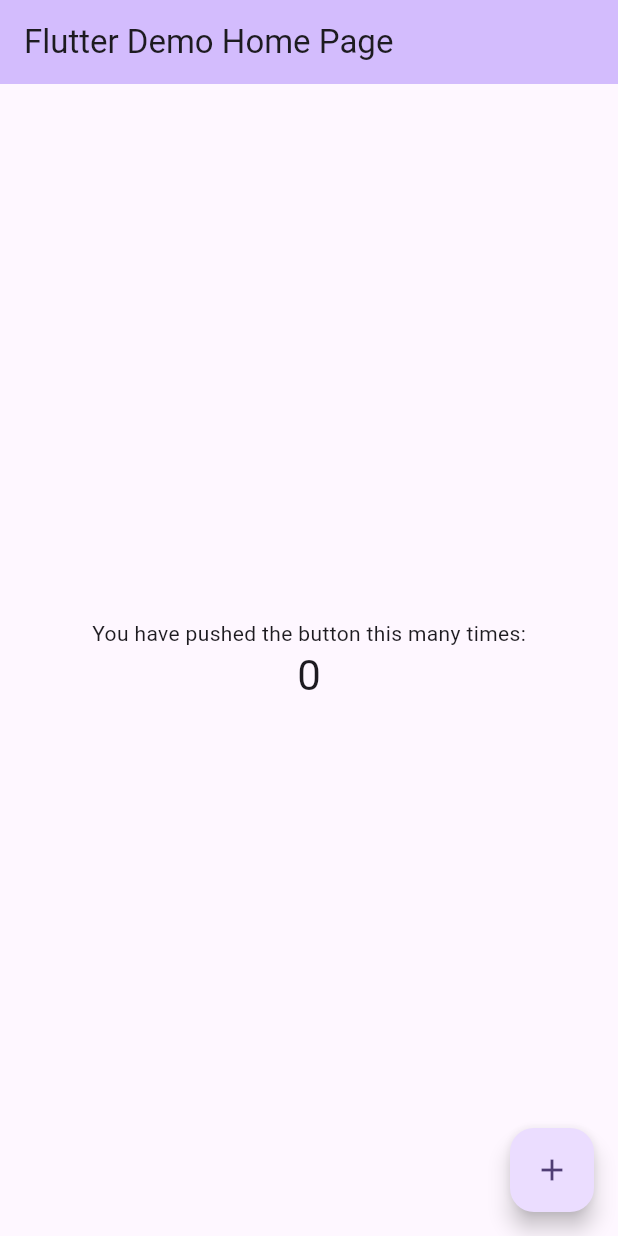
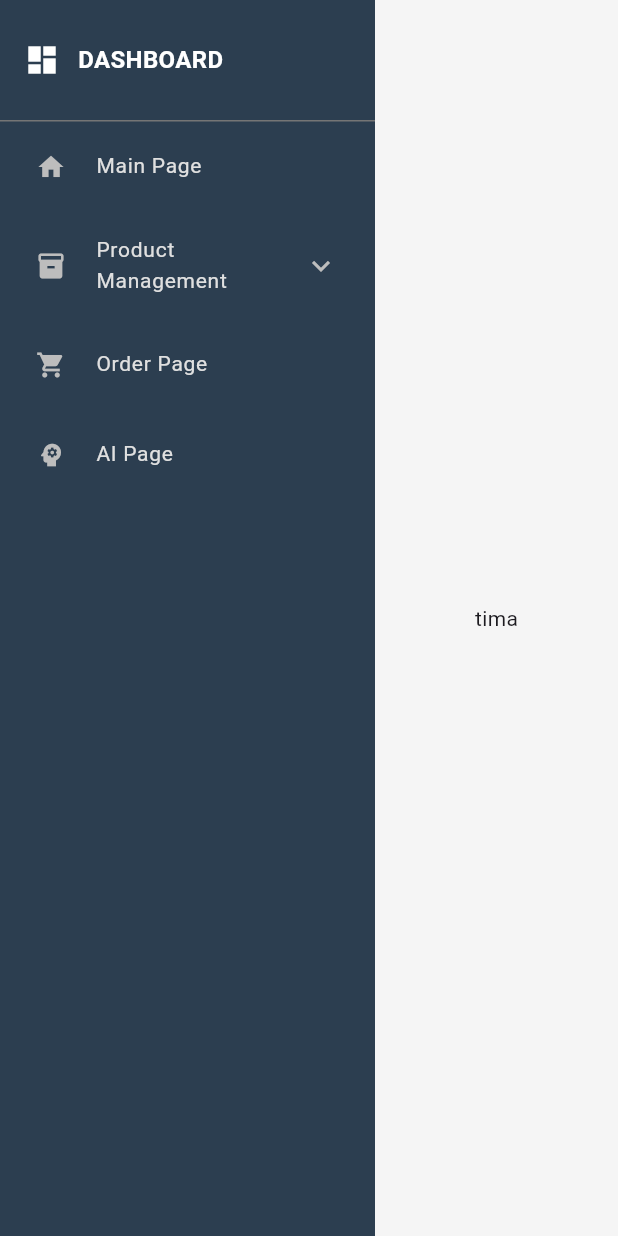
Before and after one commit to Tima-Dawwa/RecoMindSystem, a Flutter app: the screen it shows after launch, on a phone screen of 412 x 824 dp. Run offline on Flutter 3.47's test engine with Material 3 defaults, Android fonts, the phone set to English and light mode, and no system bars; our stand-ins replace carousel_slider, country_code_picker, dartz, dio, file_picker, flutter_bloc and 7 more.

Commit message:
Dashboard Sidebar and Header

```diff
--- /dev/null
+++ b/dashboard/lib/core/Header/dashboard_header.dart
@@ -0,0 +1,27 @@
+import 'package:flutter/material.dart';
+
+class DashboardHeader extends StatelessWidget {
+  const DashboardHeader({super.key});
+
+  @override
+  Widget build(BuildContext context) {
+    return Container(
+      height: 80,
+      padding: EdgeInsets.all(16),
+      child: Row(
+        children: [
+          Icon(Icons.dashboard, color: Colors.white, size: 24),
+          SizedBox(width: 12),
+          Text(
+            'DASHBOARD',
+            style: TextStyle(
+              color: Colors.white,
+              fontSize: 16,
+              fontWeight: FontWeight.bold,
+            ),
+          ),
+        ],
+      ),
+    );
+  }
+}
--- /dev/null
+++ b/dashboard/lib/core/Sidebar/expandable_item.dart
@@ -0,0 +1,44 @@
+// Updated ExpandableItem Widget with proper alignment
+import 'package:flutter/material.dart';
+
+class ExpandableItem extends StatelessWidget {
+  final IconData icon;
+  final String title;
+  final List<Widget> children;
+
+  const ExpandableItem({
+    super.key,
+    required this.icon,
+    required this.title,
+    required this.children,
+  });
+
+  @override
+  Widget build(BuildContext context) {
+    return Container(
+      margin: EdgeInsets.symmetric(
+        horizontal: 8,
+        vertical: 2,
+      ), // Same margin as SidebarItem
+      child: Theme(
+        data: Theme.of(context).copyWith(dividerColor: Colors.transparent),
+        child: ExpansionTile(
+          leading: Icon(icon, color: Colors.grey[400], size: 20),
+          title: Text(
+            title,
+            style: TextStyle(color: Colors.grey[300], fontSize: 14),
+          ),
+          iconColor: Colors.grey[400],
+          collapsedIconColor: Colors.grey[400],
+          tilePadding: EdgeInsets.symmetric(
+            horizontal: 16,
+            vertical: 4,
+          ), // Same padding as SidebarItem
+          childrenPadding:
+              EdgeInsets.zero, // Remove default padding from children
+          children: children,
+        ),
+      ),
+    );
+  }
+}
--- /dev/null
+++ b/dashboard/lib/core/Sidebar/sidebar_item.dart
@@ -0,0 +1,49 @@
+import 'package:flutter/material.dart';
+
+class SidebarItem extends StatelessWidget {
+  final IconData icon;
+  final String title;
+  final String route;
+  final String currentRoute;
+  final Function(String) onTap;
+
+  const SidebarItem({
+    super.key,
+    required this.icon,
+    required this.title,
+    required this.route,
+    required this.currentRoute,
+    required this.onTap,
+  });
+
+  @override
+  Widget build(BuildContext context) {
+    bool isSelected = currentRoute == route;
+
+    return Container(
+      margin: EdgeInsets.symmetric(horizontal: 8, vertical: 2),
+      decoration: BoxDecoration(
+        color: isSelected ? Colors.blue[600] : Colors.transparent,
+        borderRadius: BorderRadius.circular(8),
+      ),
+      child: ListTile(
+        dense: true,
+        leading: Icon(
+          icon,
+          color: isSelected ? Colors.white : Colors.grey[400],
+          size: 20,
+        ),
+        title: Text(
+          title,
+          style: TextStyle(
+            color: isSelected ? Colors.white : Colors.grey[300],
+            fontSize: 14,
+            fontWeight: isSelected ? FontWeight.w600 : FontWeight.normal,
+          ),
+        ),
+        onTap: () => onTap(route),
+        contentPadding: EdgeInsets.symmetric(horizontal: 16, vertical: 4),
+      ),
+    );
+  }
+}
--- /dev/null
+++ b/dashboard/lib/core/Sidebar/sub_item.dart
@@ -0,0 +1,47 @@
+import 'package:flutter/material.dart';
+
+class SubItem extends StatelessWidget {
+  final String title;
+  final String route;
+  final String currentRoute;
+  final Function(String) onTap;
+
+  const SubItem({
+    super.key,
+    required this.route,
+    required this.title,
+    required this.currentRoute,
+    required this.onTap,
+  });
+
+  @override
+  Widget build(BuildContext context) {
+    bool isSelected = currentRoute == route;
+
+    return Container(
+      margin: EdgeInsets.only(left: 32, right: 8, top: 2, bottom: 2),
+      decoration: BoxDecoration(
+        color: isSelected ? Colors.blue[600] : Colors.transparent,
+        borderRadius: BorderRadius.circular(8),
+      ),
+      child: ListTile(
+        dense: true,
+        leading: Icon(
+          Icons.insert_drive_file,
+          color: isSelected ? Colors.white : Colors.grey[500],
+          size: 16,
+        ),
+        title: Text(
+          title,
+          style: TextStyle(
+            color: isSelected ? Colors.white : Colors.grey[400],
+            fontSize: 13,
+            fontWeight: isSelected ? FontWeight.w600 : FontWeight.normal,
+          ),
+        ),
+        onTap: () => onTap(route),
+        contentPadding: EdgeInsets.symmetric(horizontal: 12, vertical: 2),
+      ),
+    );
+  }
+}
--- /dev/null
+++ b/dashboard/lib/dashboard.dart
@@ -0,0 +1,99 @@
+
+import 'package:dashboard/core/Header/dashboard_header.dart';
+import 'package:dashboard/core/Sidebar/expandable_item.dart';
+import 'package:dashboard/core/Sidebar/sidebar_item.dart';
+import 'package:dashboard/core/Sidebar/sub_item.dart';
+import 'package:flutter/material.dart';
+
+class Dashboard extends StatefulWidget {
+  @override
+  _DashboardState createState() => _DashboardState();
+}
+
+class _DashboardState extends State<Dashboard> {
+  String currentRoute = '/dashboard';
+
+  void _navigateToRoute(String route) {
+    setState(() {
+      currentRoute = route;
+    });
+    print('Navigating to: $route');
+
+
+  }
+
+  @override
+  Widget build(BuildContext context) {
+    return Scaffold(
+      body: Row(
+        children: [
+          // Sidebar
+          Container(
+            width: 250,
+            color: Color(0xFF2C3E50),
+            child: Column(
+              children: [
+                // Header
+                DashboardHeader(),
+                Divider(color: Colors.grey[600], height: 1),
+                // Navigation Items
+                Expanded(
+                  child: ListView(
+                    padding: EdgeInsets.zero,
+                    children: [
+                      SidebarItem(
+                        icon: Icons.home,
+                        title: 'Main Page',
+                        route: '/main_page',
+                        currentRoute: currentRoute,
+                        onTap: _navigateToRoute,
+                      ),
+                      ExpandableItem(
+                        icon: Icons.inventory,
+                        title: 'Product Management',
+                        children: [
+                          SubItem(
+                            title: 'Add Product',
+                            route: '/product/add',
+                            currentRoute: currentRoute,
+                            onTap: _navigateToRoute,
+                          ),
+                          SubItem(
+                            title: 'Manage Products',
+                            route: '/product/manage',
+                            currentRoute: currentRoute,
+                            onTap: _navigateToRoute,
+                          ),
+                        ],
+                      ),
+                      SidebarItem(
+                        icon: Icons.shopping_cart,
+                        title: 'Order Page',
+                        route: '/orders',
+                        currentRoute: currentRoute,
+                        onTap: _navigateToRoute,
+                      ),
+                      SidebarItem(
+                        icon: Icons.psychology,
+                        title: 'AI Page',
+                        route: '/ai_page',
+                        currentRoute: currentRoute,
+                        onTap: _navigateToRoute,
+                      ),
+                    ],
+                  ),
+                ),
+              ],
+            ),
+          ),
+          Expanded(
+            child: Container(
+              color: Colors.grey[100],
+              child: Center(child: Text("tima"),),
+            ),
+          ),
+        ],
+      ),
+    );
+  }
+}
--- /dev/null
+++ b/dashboard/lib/features/Main Page/main_page.dart
@@ -0,0 +1,33 @@
+import 'package:flutter/material.dart';
+
+class MainPageScreen extends StatelessWidget {
+  @override
+  Widget build(BuildContext context) {
+    return Scaffold(
+      appBar: AppBar(
+        title: Text('Main Page'),
+        backgroundColor: Color(0xFF2C3E50),
+      ),
+      body: Center(
+        child: Column(
+          mainAxisAlignment: MainAxisAlignment.center,
+          children: [
+            Icon(Icons.home, size: 64, color: Colors.blue),
+            SizedBox(height: 16),
+            Text(
+              'Main Page',
+              style: TextStyle(fontSize: 24, fontWeight: FontWeight.bold),
+            ),
+            SizedBox(height: 8),
+            Text('Welcome to the main page of your application'),
+            SizedBox(height: 32),
+            ElevatedButton(
+              onPressed: () => Navigator.pop(context),
+              child: Text('Back to Dashboard'),
+            ),
+          ],
+        ),
+      ),
+    );
+  }
+}
--- a/dashboard/lib/main.dart
+++ b/dashboard/lib/main.dart
@@ -1,122 +1,30 @@
+import 'package:dashboard/dashboard.dart';
+import 'package:dashboard/features/Main%20Page/main_page.dart';
 import 'package:flutter/material.dart';
 
 void main() {
-  runApp(const MyApp());
+  runApp(MyApp());
 }
 
 class MyApp extends StatelessWidget {
-  const MyApp({super.key});
-
-  // This widget is the root of your application.
   @override
   Widget build(BuildContext context) {
     return MaterialApp(
-      title: 'Flutter Demo',
+      title: 'Flutter Dashboard',
       theme: ThemeData(
-        // This is the theme of your application.
-        //
-        // TRY THIS: Try running your application with "flutter run". You'll see
-        // the application has a purple toolbar. Then, without quitting the app,
-        // try changing the seedColor in the colorScheme below to Colors.green
-        // and then invoke "hot reload" (save your changes or press the "hot
-        // reload" button in a Flutter-supported IDE, or press "r" if you used
-        // the command line to start the app).
-        //
-        // Notice that the counter didn't reset back to zero; the application
-        // state is not lost during the reload. To reset the state, use hot
-        // restart instead.
-        //
-        // This works for code too, not just values: Most code changes can be
-        // tested with just a hot reload.
-        colorScheme: ColorScheme.fromSeed(seedColor: Colors.deepPurple),
+        primarySwatch: Colors.blue,
+        visualDensity: VisualDensity.adaptivePlatformDensity,
       ),
-      home: const MyHomePage(title: 'Flutter Demo Home Page'),
+      home: Dashboard(),
+      // Define your routes here
+      routes: {
+        '/dashboard': (context) => Dashboard(),
+        '/main_page': (context) => MainPageScreen(),
+        // '/product/add': (context) => AddProductScreen(),
+        // '/product/manage': (context) => ManageProductsScreen(),
+        // '/orders': (context) => OrderPageScreen(),
+        // '/ai_page': (context) => AIPageScreen(),
+      },
     );
   }
 }
-
-class MyHomePage extends StatefulWidget {
-  const MyHomePage({super.key, required this.title});
-
-  // This widget is the home page of your application. It is stateful, meaning
-  // that it has a State object (defined below) that contains fields that affect
-  // how it looks.
-
-  // This class is the configuration for the state. It holds the values (in this
-  // case the title) provided by the parent (in this case the App widget) and
-  // used by the build method of the State. Fields in a Widget subclass are
-  // always marked "final".
-
-  final String title;
-
-  @override
-  State<MyHomePage> createState() => _MyHomePageState();
-}
-
-class _MyHomePageState extends State<MyHomePage> {
-  int _counter = 0;
-
-  void _incrementCounter() {
-    setState(() {
-      // This call to setState tells the Flutter framework that something has
-      // changed in this State, which causes it to rerun the build method below
-      // so that the display can reflect the updated values. If we changed
-      // _counter without calling setState(), then the build method would not be
-      // called again, and so nothing would appear to happen.
-      _counter++;
-    });
-  }
-
-  @override
-  Widget build(BuildContext context) {
-    // This method is rerun every time setState is called, for instance as done
-    // by the _incrementCounter method above.
-    //
-    // The Flutter framework has been optimized to make rerunning build methods
-    // fast, so that you can just rebuild anything that needs updating rather
-    // than having to individually change instances of widgets.
-    return Scaffold(
-      appBar: AppBar(
-        // TRY THIS: Try changing the color here to a specific color (to
-        // Colors.amber, perhaps?) and trigger a hot reload to see the AppBar
-        // change color while the other colors stay the same.
-        backgroundColor: Theme.of(context).colorScheme.inversePrimary,
-        // Here we take the value from the MyHomePage object that was created by
-        // the App.build method, and use it to set our appbar title.
-        title: Text(widget.title),
-      ),
-      body: Center(
-        // Center is a layout widget. It takes a single child and positions it
-        // in the middle of the parent.
-        child: Column(
-          // Column is also a layout widget. It takes a list of children and
-          // arranges them vertically. By default, it sizes itself to fit its
-          // children horizontally, and tries to be as tall as its parent.
-          //
-          // Column has various properties to control how it sizes itself and
-          // how it positions its children. Here we use mainAxisAlignment to
-          // center the children vertically; the main axis here is the vertical
-          // axis because Columns are vertical (the cross axis would be
-          // horizontal).
-          //
-          // TRY THIS: Invoke "debug painting" (choose the "Toggle Debug Paint"
-          // action in the IDE, or press "p" in the console), to see the
-          // wireframe for each widget.
-          mainAxisAlignment: MainAxisAlignment.center,
-          children: <Widget>[
-            const Text('You have pushed the button this many times:'),
-            Text(
-              '$_counter',
-              style: Theme.of(context).textTheme.headlineMedium,
-            ),
-          ],
-        ),
-      ),
-      floatingActionButton: FloatingActionButton(
-        onPressed: _incrementCounter,
-        tooltip: 'Increment',
-        child: const Icon(Icons.add),
-      ), // This trailing comma makes auto-formatting nicer for build methods.
-    );
-  }
-}
```
